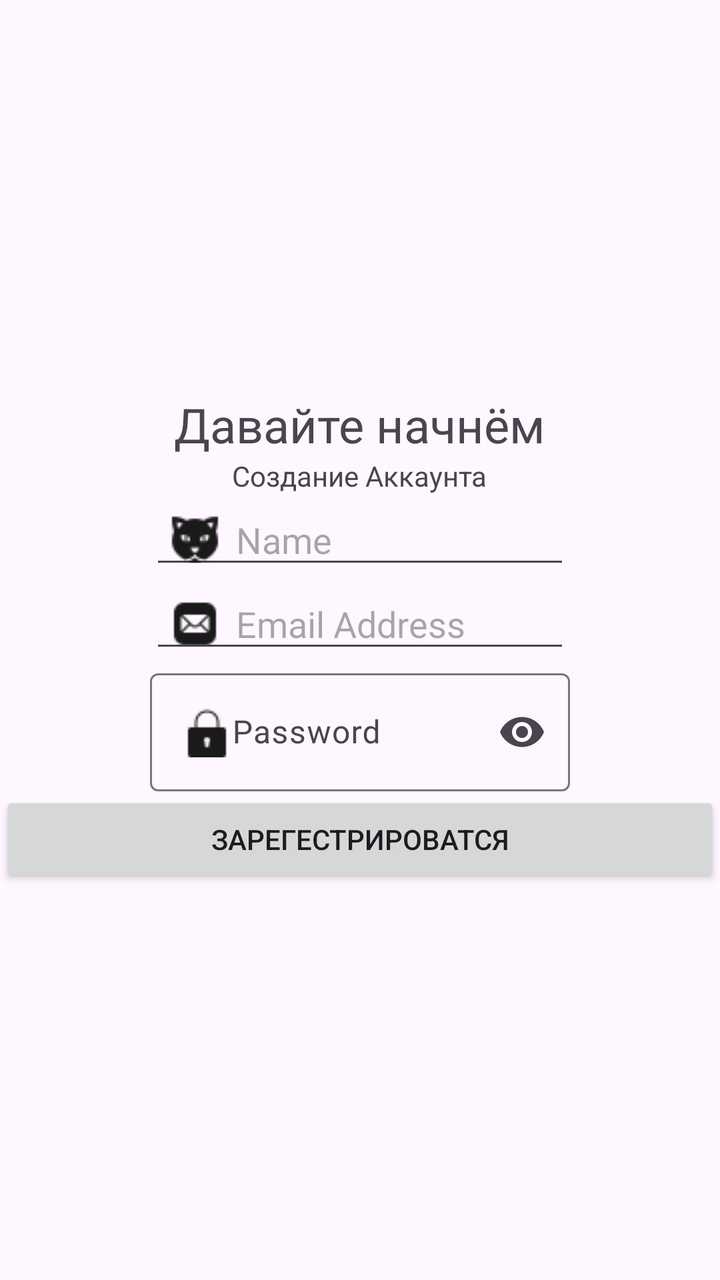
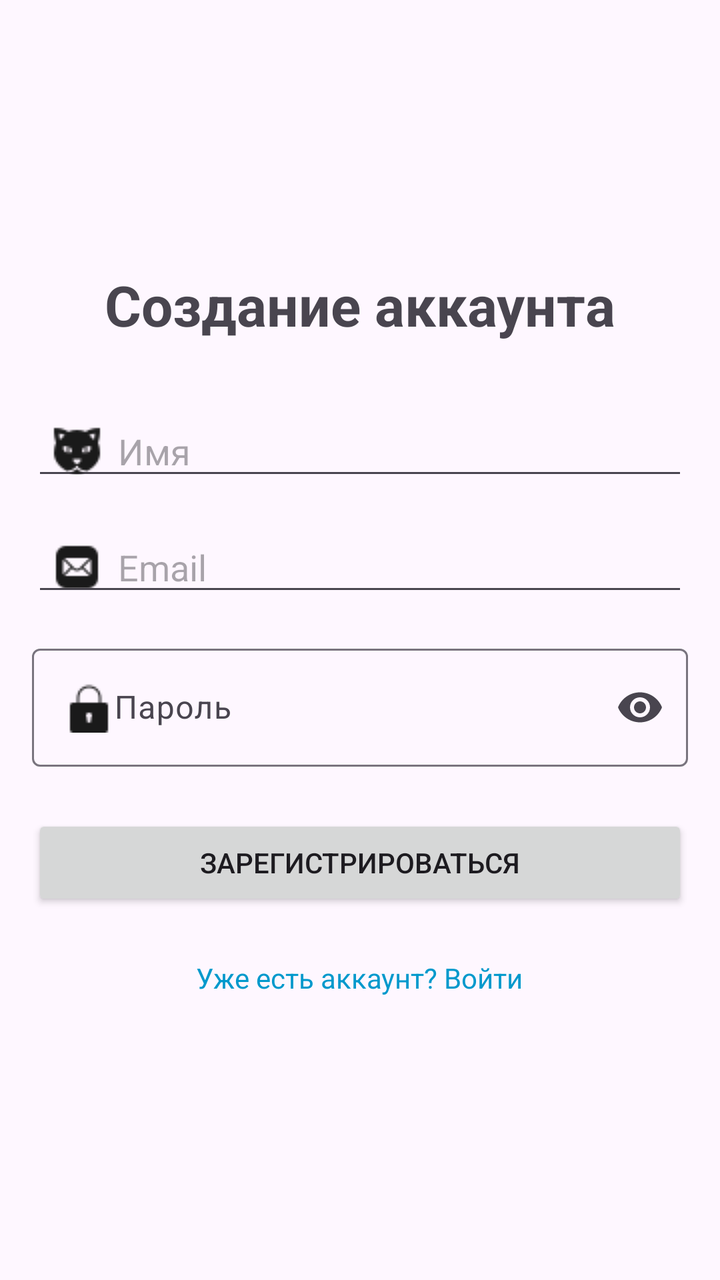

Screens rendered from an Android XML layout before and after an edit, with the pre-edit source and the edit as a unified diff.
<!-- AndroidManifest.xml: application theme Theme.PetDiary -->
<!-- res/layout/activity_second.xml -->
<?xml version="1.0" encoding="utf-8"?>
<LinearLayout xmlns:android="http://schemas.android.com/apk/res/android"
    android:layout_width="match_parent"
    android:layout_height="match_parent"
    xmlns:app="http://schemas.android.com/apk/res-auto"
    android:gravity="center"
    android:orientation="vertical">




    <TextView
        android:id="@+id/textView"
        android:layout_width="wrap_content"
        android:layout_height="wrap_content"
        android:text="Давайте начнём"
        android:textSize="24sp"/>


    <TextView
        android:id="@+id/textView2"
        android:layout_width="wrap_content"
        android:layout_height="wrap_content"
        android:text="Создание Аккаунта" />


    <EditText
        android:id="@+id/editTextText"
        android:layout_width="wrap_content"
        android:layout_height="wrap_content"
        android:ems="10"
        android:inputType="text"
        android:hint="Name"
        android:drawableStart="@drawable/ic_user"
        android:paddingStart="10dp"
        android:drawablePadding="8dp" />

    <EditText
        android:id="@+id/editTextTextEmailAddress"
        android:layout_width="wrap_content"
        android:layout_height="wrap_content"
        android:ems="10"
        android:inputType="textEmailAddress"
        android:hint="Email Address"
        android:drawableStart="@drawable/ic_email"
        android:paddingStart="10dp"
        android:drawablePadding="8dp" />

    <com.google.android.material.textfield.TextInputLayout
        android:layout_width="210dp"
        android:layout_height="wrap_content"
        app:endIconMode="password_toggle">

        <com.google.android.material.textfield.TextInputEditText
            android:id="@+id/editTextPassword"
            android:layout_width="match_parent"
            android:layout_height="wrap_content"
            android:drawableStart="@drawable/ic_password"
            android:hint="Password"
            android:inputType="textPassword" />
    </com.google.android.material.textfield.TextInputLayout>

    <Button
        android:id="@+id/button"
        android:layout_width="match_parent"
        android:layout_height="wrap_content"
        android:text="Зарегестрироватся" />


</LinearLayout>
<!-- resources referenced by this layout -->
<resources>
  <!-- drawable ic_email: png bitmap (drawable, 372 bytes) -->
  <!-- drawable ic_password: png bitmap (drawable, 336 bytes) -->
  <!-- drawable ic_user: png bitmap (drawable, 603 bytes) -->
  <style name="Theme.PetDiary" parent="Base.Theme.PetDiary" />
  <style name="Base.Theme.PetDiary" parent="Theme.Material3.DayNight.NoActionBar">
          
          
      </style>
</resources>

<!-- the commit's change to res/layout/activity_second.xml (unified diff, before → after) -->
@@ -1,70 +1,80 @@
 <?xml version="1.0" encoding="utf-8"?>
 <LinearLayout xmlns:android="http://schemas.android.com/apk/res/android"
+    xmlns:app="http://schemas.android.com/apk/res-auto"
     android:layout_width="match_parent"
     android:layout_height="match_parent"
-    xmlns:app="http://schemas.android.com/apk/res-auto"
     android:gravity="center"
-    android:orientation="vertical">
+    android:orientation="vertical"
+    android:padding="16dp">
 
-
-
-
+    
     <TextView
-        android:id="@+id/textView"
+        android:id="@+id/titleTextView"
         android:layout_width="wrap_content"
         android:layout_height="wrap_content"
-        android:text="Давайте начнём"
-        android:textSize="24sp"/>
+        android:text="Создание аккаунта"
+        android:textSize="28sp"
+        android:textStyle="bold"
+        android:layout_marginBottom="32dp"/>
 
-
-    <TextView
-        android:id="@+id/textView2"
-        android:layout_width="wrap_content"
+    
+    <EditText
+        android:id="@+id/editTextName"
+        android:layout_width="match_parent"
         android:layout_height="wrap_content"
-        android:text="Создание Аккаунта" />
-
-
-    <EditText
-        android:id="@+id/editTextText"
-        android:layout_width="wrap_content"
-        android:layout_height="wrap_content"
-        android:ems="10"
-        android:inputType="text"
-        android:hint="Name"
+        android:hint="Имя"
         android:drawableStart="@drawable/ic_user"
         android:paddingStart="10dp"
-        android:drawablePadding="8dp" />
+        android:drawablePadding="8dp"
+        android:inputType="text"
+        android:layout_marginBottom="16dp"/>
 
+    
     <EditText
-        android:id="@+id/editTextTextEmailAddress"
-        android:layout_width="wrap_content"
+        android:id="@+id/editTextEmail"
+        android:layout_width="match_parent"
         android:layout_height="wrap_content"
-        android:ems="10"
-        android:inputType="textEmailAddress"
-        android:hint="Email Address"
+        android:hint="Email"
         android:drawableStart="@drawable/ic_email"
         android:paddingStart="10dp"
-        android:drawablePadding="8dp" />
+        android:drawablePadding="8dp"
+        android:inputType="textEmailAddress"
+        android:layout_marginBottom="16dp"/>
 
+    
     <com.google.android.material.textfield.TextInputLayout
-        android:layout_width="210dp"
+        android:layout_width="match_parent"
         android:layout_height="wrap_content"
-        app:endIconMode="password_toggle">
+        app:endIconMode="password_toggle"
+        android:layout_marginBottom="24dp">
 
         <com.google.android.material.textfield.TextInputEditText
             android:id="@+id/editTextPassword"
             android:layout_width="match_parent"
             android:layout_height="wrap_content"
             android:drawableStart="@drawable/ic_password"
-            android:hint="Password"
+            android:hint="Пароль"
             android:inputType="textPassword" />
     </com.google.android.material.textfield.TextInputLayout>
 
+    
     <Button
-        android:id="@+id/button"
+        android:id="@+id/actionButton"
         android:layout_width="match_parent"
         android:layout_height="wrap_content"
-        android:text="Зарегестрироватся" />
+        android:text="Зарегистрироваться"
+        android:layout_marginBottom="16dp"/>
 
+    
+    <TextView
+        android:id="@+id/switchModeTextView"
+        android:layout_width="wrap_content"
+        android:layout_height="wrap_content"
+        android:text="Уже есть аккаунт? Войти"
+        android:textColor="@android:color/holo_blue_dark"
+        android:textSize="14sp"
+        android:padding="8dp"
+        android:clickable="true"
+        android:focusable="true"/>
 
 </LinearLayout>
